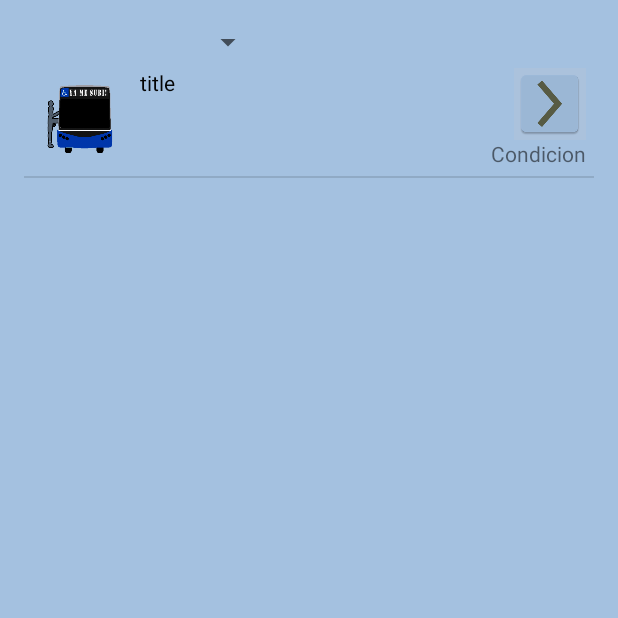
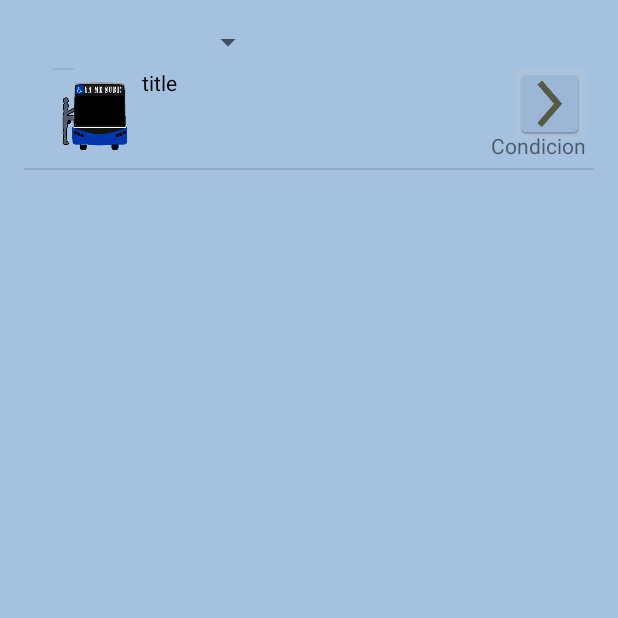
Before and after one commit to alexroitman/Proyecto-final, an Android app: the ListSubidas screen opened directly, with no data from a screen before it, on a phone screen of 412 x 824 dp, the top half of it. Run offline under Robolectric (Android 15) with nearby library versions, the phone set to English and light mode, and no system bars; libraries missing offline, so code that uses them is left out: com.squareup.okhttp; 15 statements that could not run were skipped.

Commit message:
actualiza listar subida

```diff
--- a/Proyecto final/MyApplication/app/src/main/java/com/aexample/a41758511/myapplication/ListSubidas.java
+++ b/Proyecto final/MyApplication/app/src/main/java/com/aexample/a41758511/myapplication/ListSubidas.java
@@ -15,6 +15,7 @@ import android.widget.AdapterView;
 import android.widget.ArrayAdapter;
 import android.widget.ListView;
 import android.widget.Spinner;
+import android.widget.TextView;
 
 import com.google.android.gms.maps.model.LatLng;
 import com.squareup.okhttp.OkHttpClient;
@@ -42,6 +43,7 @@ public static ListView lv;
     public static String calle;
     public static String hora;
     public static String condicion;
+    public static String Id;
     public static String nombree;
     public static SocialNetworkSpinnerAdapter adapter1;
     Spinner spin;
@@ -93,9 +95,13 @@ j=0;
                 String[] latLng;
                 if( lisSub.get(position).UltimaUbicacion.isEmpty()) {
                      latLng = lisSub.get(position).UbicacionSubida.split(",");
+                    TextView textView = (TextView) view.findViewById(R.id.tvId);
+                    Id = textView.getText().toString();
                 }
                 else
                 {
+                    TextView textView = (TextView) view.findViewById(R.id.tvId);
+                    Id = textView.getText().toString();
                      latLng = lisSub.get(position).UltimaUbicacion.split(",");
                 }
                 double latitude = Double.parseDouble(latLng[0]);
--- a/Proyecto final/MyApplication/app/src/main/java/com/aexample/a41758511/myapplication/ListViewAdapter.java
+++ b/Proyecto final/MyApplication/app/src/main/java/com/aexample/a41758511/myapplication/ListViewAdapter.java
@@ -127,7 +127,10 @@ public class ListViewAdapter extends BaseAdapter{
         TextView nombre = (TextView) v.findViewById(R.id.list_row_title);
         nombre.setText(dir.getTexto());
         TextView txtCond=(TextView) v.findViewById(R.id.txtCond);
+        TextView txtId=(TextView) v.findViewById(R.id.tvId);
         txtCond.setText(dir.getCond());
+        txtId.setText(dir.IdSubida);
+
 
         // DEVOLVEMOS VISTA
         return v;
--- a/Proyecto final/MyApplication/app/src/main/res/layout/activity_list_row.xml
+++ b/Proyecto final/MyApplication/app/src/main/res/layout/activity_list_row.xml
@@ -7,21 +7,30 @@
     android:padding="5dip" >
 
     <!--  listrow  -->
-    <LinearLayout android:id="@+id/thumbnail"
+
+    <TextView
         android:layout_width="wrap_content"
         android:layout_height="wrap_content"
-        android:padding="3dip"
+        android:textAppearance="?android:attr/textAppearanceSmall"
+        android:id="@+id/tvId"
+        android:background="#c188afd8"
+        android:textColor="#b2cbe5"
+        android:height="1dp"
+        android:text="sa"
+        android:layout_marginLeft="13dp"
+        android:layout_marginStart="13dp"
+        android:layout_alignParentTop="true"
         android:layout_alignParentLeft="true"
+        android:layout_alignParentStart="true" />
 
-        android:layout_marginRight="5dip">
-
-        <ImageView
-            android:id="@+id/list_row_image"
-            android:layout_width="60dip"
-            android:layout_height="60dip"
-            android:src="@drawable/logoproyecto"/>
-
-    </LinearLayout>
+    <ImageView
+        android:id="@+id/list_row_image"
+        android:layout_width="60dip"
+        android:layout_height="60dip"
+        android:src="@drawable/logoproyecto"
+        android:layout_below="@+id/tvId"
+        android:layout_alignLeft="@+id/tvId"
+        android:layout_alignStart="@+id/tvId" />
 
     <!-- titulo de la categoria -->
     <TextView
@@ -32,9 +41,10 @@
         android:textColor="#040404"
         android:typeface="sans"
         android:textSize="14dp"
-        android:layout_alignTop="@+id/thumbnail"
-        android:layout_alignBottom="@+id/thumbnail"
-        android:layout_toRightOf="@+id/thumbnail" />
+        android:layout_alignTop="@+id/imageView2"
+        android:layout_toRightOf="@+id/list_row_image"
+        android:layout_toEndOf="@+id/list_row_image"
+        android:layout_alignBottom="@+id/list_row_image" />
 
     <ImageView
         android:layout_width="wrap_content"
```
Also changed, not shown: Proyecto final/MyApplication/app/src/main/java/com/aexample/a41758511/myapplication/UbicacionUsuario.java (+48 -1 lines).
